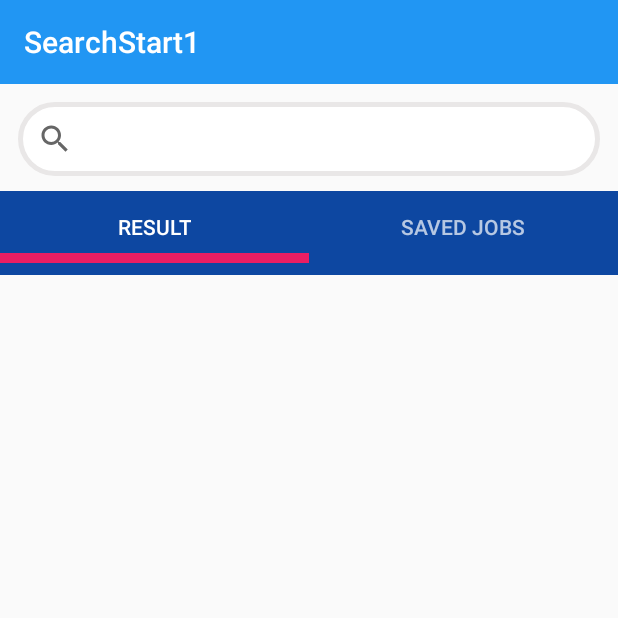
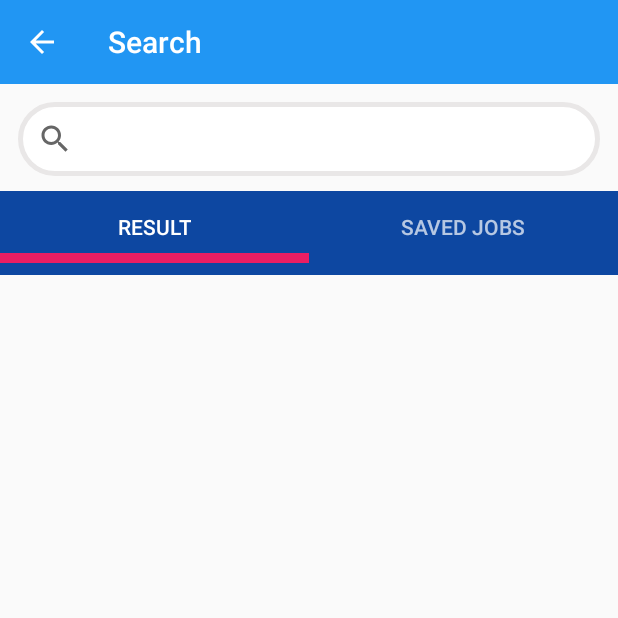
Before and after one commit to shafaghs/Csun_Sunlink, an Android app: the SearchStart2 screen opened directly, with no data from a screen before it, on a phone screen of 412 x 824 dp, the top half of it. Run offline under Robolectric (Android 15) with nearby library versions, the phone set to English and light mode, and no system bars.

```diff
--- a/app/src/main/AndroidManifest.xml
+++ b/app/src/main/AndroidManifest.xml
@@ -57,6 +57,9 @@
             android:name=".Search.SearchStart2"
             android:label="@string/title_activity_search_start1"
             android:theme="@style/AppTheme.NoActionBar">
+            <meta-data
+                android:name="android.support.PARENT_ACTIVITY"
+                android:value=".HomePage" />
         </activity>
     </application>
 
--- a/app/src/main/java/com/csun_sunlink/csuncareercenter/Search/SearchStart2.java
+++ b/app/src/main/java/com/csun_sunlink/csuncareercenter/Search/SearchStart2.java
@@ -38,6 +38,10 @@ public class SearchStart2 extends AppCompatActivity {
         Toolbar toolbar = (Toolbar) findViewById(R.id.toolbar);
         setSupportActionBar(toolbar);
 
+        if(getSupportActionBar() != null){
+            getSupportActionBar().setHomeButtonEnabled(true);
+            getSupportActionBar().setDisplayHomeAsUpEnabled(true);
+        }
         TabLayout tabLayout = (TabLayout) findViewById(R.id.tab_layout);
         tabLayout.addTab(tabLayout.newTab().setText("Result"));
         tabLayout.addTab(tabLayout.newTab().setText("Saved Jobs"));
--- a/app/src/main/res/values/strings.xml
+++ b/app/src/main/res/values/strings.xml
@@ -53,7 +53,7 @@
     <string name="fill_pass_field">You should fill password</string>
     <string name="un_save">Unsave</string>
     <string name="save_to_favorit">Save to Favorite</string>
-    <string name="title_activity_search_start1">SearchStart1</string>
+    <string name="title_activity_search_start1">Search</string>
     <string name="action_settings">Settings</string>
     <string name="section_format">Hello World from section: %1$d</string>
 
```
Also changed, not shown: app/src/main/java/com/csun_sunlink/csuncareercenter/Fragments/HomePageJobListingFragment.java (+22 -0 lines).
